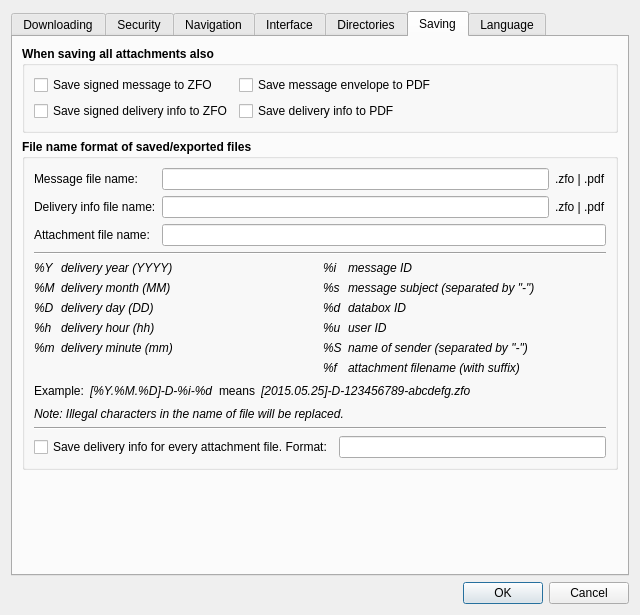
Before: the Qt Designer form src/gui/ui/dlg_preferences.ui in psakar/datovka, drawn with Qt 5.
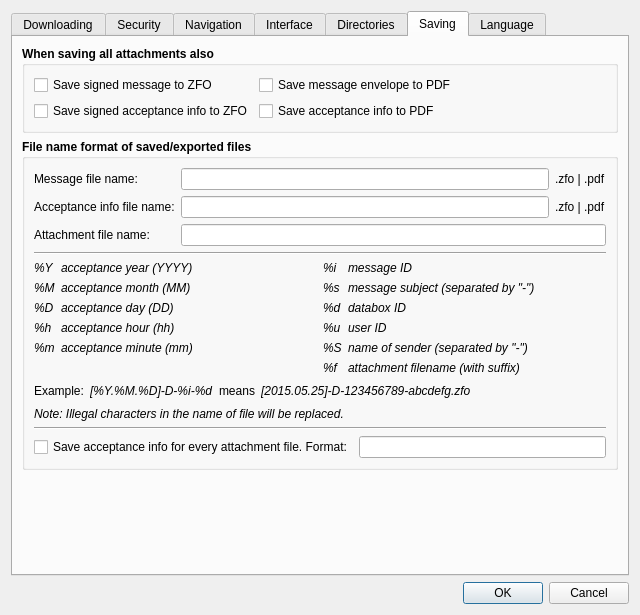
After: the same form once the commit is applied. The open tabs and pages were chosen to show the change. Icons and pictures are not drawn.

Commit message: Fixed inconsistent translation of delivery and acceptance.

Diff of the .ui file:
```diff
--- a/src/gui/ui/dlg_preferences.ui
+++ b/src/gui/ui/dlg_preferences.ui
@@ -1190,7 +1190,7 @@
 signed delivery info as ZFO to the same path.</string>
               </property>
               <property name="text">
-               <string>Save signed delivery info to ZFO</string>
+               <string>Save signed acceptance info to ZFO</string>
               </property>
              </widget>
             </item>
@@ -1207,7 +1207,7 @@
 delivery info as PDF to the same path.</string>
               </property>
               <property name="text">
-               <string>Save delivery info to PDF</string>
+               <string>Save acceptance info to PDF</string>
               </property>
              </widget>
             </item>
@@ -1288,7 +1288,7 @@
                </font>
               </property>
               <property name="text">
-               <string>Delivery info file name:</string>
+               <string>Acceptance info file name:</string>
               </property>
              </widget>
             </item>
@@ -1425,7 +1425,7 @@
                  </font>
                 </property>
                 <property name="text">
-                 <string>delivery year (YYYY)</string>
+                 <string>acceptance year (YYYY)</string>
                 </property>
                </widget>
               </item>
@@ -1439,7 +1439,7 @@
                  </font>
                 </property>
                 <property name="text">
-                 <string>delivery month (MM)</string>
+                 <string>acceptance month (MM)</string>
                 </property>
                </widget>
               </item>
@@ -1453,7 +1453,7 @@
                  </font>
                 </property>
                 <property name="text">
-                 <string>delivery day (DD)</string>
+                 <string>acceptance day (DD)</string>
                 </property>
                </widget>
               </item>
@@ -1467,7 +1467,7 @@
                  </font>
                 </property>
                 <property name="text">
-                 <string>delivery minute (mm)</string>
+                 <string>acceptance minute (mm)</string>
                 </property>
                </widget>
               </item>
@@ -1481,7 +1481,7 @@
                  </font>
                 </property>
                 <property name="text">
-                 <string>delivery hour (hh)</string>
+                 <string>acceptance hour (hh)</string>
                 </property>
                </widget>
               </item>
@@ -1785,7 +1785,7 @@
 attachment file name (parameter %f is required).</string>
               </property>
               <property name="text">
-               <string>Save delivery info for every attachment file. Format:</string>
+               <string>Save acceptance info for every attachment file. Format:</string>
               </property>
              </widget>
             </item>
```
Left out of the diff: 8 changed lines with no effect on the pictures. The commit also changes 16 other files.
